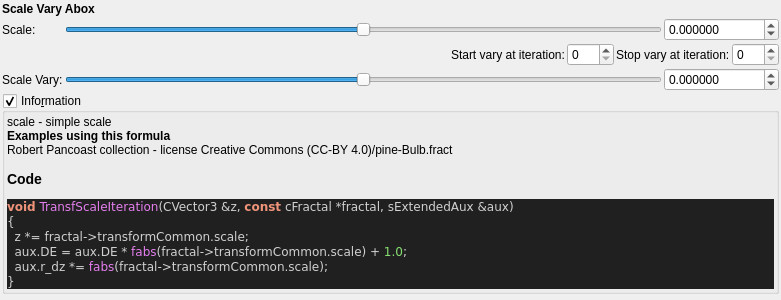
First picture: the form in mandelbulber2/qt_data/fractal_transf_scale_vary_abox.ui, repository buddhi1980/mandelbulber2, before the edit.
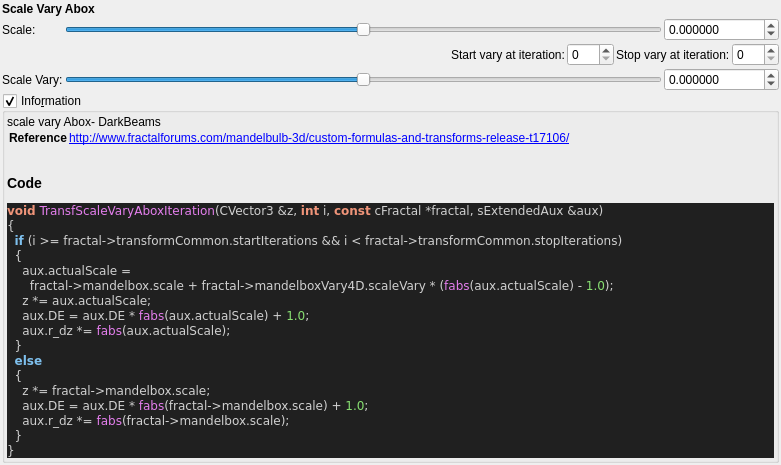
Second picture: the form after the edit. Custom widgets are drawn as their Qt base class.

What changed in the file:
```diff
--- a/mandelbulber2/qt_data/fractal_transf_scale_vary_abox.ui
+++ b/mandelbulber2/qt_data/fractal_transf_scale_vary_abox.ui
@@ -263,15 +263,28 @@
       <item>
        <widget class="QLabel" name="label_code_content">
         <property name="text">
-         <string notr="true">&lt;p&gt;scale - simple scale&lt;/p&gt;&lt;table&gt;
+         <string notr="true">&lt;p&gt;scale vary Abox- DarkBeams&lt;/p&gt;&lt;table&gt;
+&lt;tr&gt;&lt;th&gt;Reference&lt;/th&gt;&lt;td&gt;&lt;a href=&quot;http://www.fractalforums.com/mandelbulb-3d/custom-formulas-and-transforms-release-t17106/&quot;&gt;http://www.fractalforums.com/mandelbulb-3d/custom-formulas-and-transforms-release-t17106/&lt;br&gt;
+&lt;/td&gt;&lt;/tr&gt;
 &lt;/table&gt;
-&lt;br&gt;&lt;b&gt;Examples using this formula&lt;/b&gt;&lt;br&gt;Robert Pancoast collection - license Creative Commons (CC-BY 4.0)/pine-Bulb.fract&lt;h3&gt;Code&lt;/h3&gt;
+&lt;h3&gt;Code&lt;/h3&gt;
 &lt;body style=&quot;background-color:#202020&quot;&gt;
-&lt;pre style=&quot;color:#d0d0d0; background-color:#202020;  font-family:'Courier New',monospace;&quot;&gt;&lt;span style=&quot;color:#f09479; font-weight:bold&quot;&gt;void&lt;/span&gt; &lt;span style=&quot;color:#e47eed&quot;&gt;TransfScaleIteration&lt;/span&gt;&lt;span style=&quot;color:#d0d0d0&quot;&gt;(&lt;/span&gt;CVector3 &lt;span style=&quot;color:#d0d0d0&quot;&gt;&amp;amp;&lt;/span&gt;z&lt;span style=&quot;color:#d0d0d0&quot;&gt;,&lt;/span&gt; &lt;span style=&quot;color:#f09479; font-weight:bold&quot;&gt;const&lt;/span&gt; cFractal &lt;span style=&quot;color:#d0d0d0&quot;&gt;*&lt;/span&gt;fractal&lt;span style=&quot;color:#d0d0d0&quot;&gt;,&lt;/span&gt; sExtendedAux &lt;span style=&quot;color:#d0d0d0&quot;&gt;&amp;amp;&lt;/span&gt;aux&lt;span style=&quot;color:#d0d0d0&quot;&gt;)&lt;/span&gt;
+&lt;pre style=&quot;color:#d0d0d0; background-color:#202020;  font-family:'Courier New',monospace;&quot;&gt;&lt;span style=&quot;color:#f09479; font-weight:bold&quot;&gt;void&lt;/span&gt; &lt;span style=&quot;color:#e47eed&quot;&gt;TransfScaleVaryAboxIteration&lt;/span&gt;&lt;span style=&quot;color:#d0d0d0&quot;&gt;(&lt;/span&gt;CVector3 &lt;span style=&quot;color:#d0d0d0&quot;&gt;&amp;amp;&lt;/span&gt;z&lt;span style=&quot;color:#d0d0d0&quot;&gt;,&lt;/span&gt; &lt;span style=&quot;color:#f09479; font-weight:bold&quot;&gt;int&lt;/span&gt; i&lt;span style=&quot;color:#d0d0d0&quot;&gt;,&lt;/span&gt; &lt;span style=&quot;color:#f09479; font-weight:bold&quot;&gt;const&lt;/span&gt; cFractal &lt;span style=&quot;color:#d0d0d0&quot;&gt;*&lt;/span&gt;fractal&lt;span style=&quot;color:#d0d0d0&quot;&gt;,&lt;/span&gt; sExtendedAux &lt;span style=&quot;color:#d0d0d0&quot;&gt;&amp;amp;&lt;/span&gt;aux&lt;span style=&quot;color:#d0d0d0&quot;&gt;)&lt;/span&gt;
 &lt;span style=&quot;color:#d0d0d0&quot;&gt;{&lt;/span&gt;
-  z &lt;span style=&quot;color:#d0d0d0&quot;&gt;*=&lt;/span&gt; fractal&lt;span style=&quot;color:#d0d0d0&quot;&gt;-&amp;gt;&lt;/span&gt;transformCommon&lt;span style=&quot;color:#d0d0d0&quot;&gt;.&lt;/span&gt;scale&lt;span style=&quot;color:#d0d0d0&quot;&gt;;&lt;/span&gt;
-  aux&lt;span style=&quot;color:#d0d0d0&quot;&gt;.&lt;/span&gt;DE &lt;span style=&quot;color:#d0d0d0&quot;&gt;=&lt;/span&gt; aux&lt;span style=&quot;color:#d0d0d0&quot;&gt;.&lt;/span&gt;DE &lt;span style=&quot;color:#d0d0d0&quot;&gt;*&lt;/span&gt; &lt;span style=&quot;color:#e47eed&quot;&gt;fabs&lt;/span&gt;&lt;span style=&quot;color:#d0d0d0&quot;&gt;(&lt;/span&gt;fractal&lt;span style=&quot;color:#d0d0d0&quot;&gt;-&amp;gt;&lt;/span&gt;transformCommon&lt;span style=&quot;color:#d0d0d0&quot;&gt;.&lt;/span&gt;scale&lt;span style=&quot;color:#d0d0d0&quot;&gt;) +&lt;/span&gt; &lt;span style=&quot;color:#87df71&quot;&gt;1.0&lt;/span&gt;&lt;span style=&quot;color:#d0d0d0&quot;&gt;;&lt;/span&gt;
-  aux&lt;span style=&quot;color:#d0d0d0&quot;&gt;.&lt;/span&gt;r_dz &lt;span style=&quot;color:#d0d0d0&quot;&gt;*=&lt;/span&gt; &lt;span style=&quot;color:#e47eed&quot;&gt;fabs&lt;/span&gt;&lt;span style=&quot;color:#d0d0d0&quot;&gt;(&lt;/span&gt;fractal&lt;span style=&quot;color:#d0d0d0&quot;&gt;-&amp;gt;&lt;/span&gt;transformCommon&lt;span style=&quot;color:#d0d0d0&quot;&gt;.&lt;/span&gt;scale&lt;span style=&quot;color:#d0d0d0&quot;&gt;);&lt;/span&gt;
+  &lt;span style=&quot;color:#7ec0ee; font-weight:bold&quot;&gt;if&lt;/span&gt; &lt;span style=&quot;color:#d0d0d0&quot;&gt;(&lt;/span&gt;i &lt;span style=&quot;color:#d0d0d0&quot;&gt;&amp;gt;=&lt;/span&gt; fractal&lt;span style=&quot;color:#d0d0d0&quot;&gt;-&amp;gt;&lt;/span&gt;transformCommon&lt;span style=&quot;color:#d0d0d0&quot;&gt;.&lt;/span&gt;startIterations &lt;span style=&quot;color:#d0d0d0&quot;&gt;&amp;amp;&amp;amp;&lt;/span&gt; i &lt;span style=&quot;color:#d0d0d0&quot;&gt;&amp;lt;&lt;/span&gt; fractal&lt;span style=&quot;color:#d0d0d0&quot;&gt;-&amp;gt;&lt;/span&gt;transformCommon&lt;span style=&quot;color:#d0d0d0&quot;&gt;.&lt;/span&gt;stopIterations&lt;span style=&quot;color:#d0d0d0&quot;&gt;)&lt;/span&gt;
+  &lt;span style=&quot;color:#d0d0d0&quot;&gt;{&lt;/span&gt;
+    aux&lt;span style=&quot;color:#d0d0d0&quot;&gt;.&lt;/span&gt;actualScale &lt;span style=&quot;color:#d0d0d0&quot;&gt;=&lt;/span&gt;
+      fractal&lt;span style=&quot;color:#d0d0d0&quot;&gt;-&amp;gt;&lt;/span&gt;mandelbox&lt;span style=&quot;color:#d0d0d0&quot;&gt;.&lt;/span&gt;scale &lt;span style=&quot;color:#d0d0d0&quot;&gt;+&lt;/span&gt; fractal&lt;span style=&quot;color:#d0d0d0&quot;&gt;-&amp;gt;&lt;/span&gt;mandelboxVary4D&lt;span style=&quot;color:#d0d0d0&quot;&gt;.&lt;/span&gt;scaleVary &lt;span style=&quot;color:#d0d0d0&quot;&gt;* (&lt;/span&gt;&lt;span style=&quot;color:#e47eed&quot;&gt;fabs&lt;/span&gt;&lt;span style=&quot;color:#d0d0d0&quot;&gt;(&lt;/span&gt;aux&lt;span style=&quot;color:#d0d0d0&quot;&gt;.&lt;/span&gt;actualScale&lt;span style=&quot;color:#d0d0d0&quot;&gt;) -&lt;/span&gt; &lt;span style=&quot;color:#87df71&quot;&gt;1.0&lt;/span&gt;&lt;span style=&quot;color:#d0d0d0&quot;&gt;);&lt;/span&gt;
+    z &lt;span style=&quot;color:#d0d0d0&quot;&gt;*=&lt;/span&gt; aux&lt;span style=&quot;color:#d0d0d0&quot;&gt;.&lt;/span&gt;actualScale&lt;span style=&quot;color:#d0d0d0&quot;&gt;;&lt;/span&gt;
+    aux&lt;span style=&quot;color:#d0d0d0&quot;&gt;.&lt;/span&gt;DE &lt;span style=&quot;color:#d0d0d0&quot;&gt;=&lt;/span&gt; aux&lt;span style=&quot;color:#d0d0d0&quot;&gt;.&lt;/span&gt;DE &lt;span style=&quot;color:#d0d0d0&quot;&gt;*&lt;/span&gt; &lt;span style=&quot;color:#e47eed&quot;&gt;fabs&lt;/span&gt;&lt;span style=&quot;color:#d0d0d0&quot;&gt;(&lt;/span&gt;aux&lt;span style=&quot;color:#d0d0d0&quot;&gt;.&lt;/span&gt;actualScale&lt;span style=&quot;color:#d0d0d0&quot;&gt;) +&lt;/span&gt; &lt;span style=&quot;color:#87df71&quot;&gt;1.0&lt;/span&gt;&lt;span style=&quot;color:#d0d0d0&quot;&gt;;&lt;/span&gt;
+    aux&lt;span style=&quot;color:#d0d0d0&quot;&gt;.&lt;/span&gt;r_dz &lt;span style=&quot;color:#d0d0d0&quot;&gt;*=&lt;/span&gt; &lt;span style=&quot;color:#e47eed&quot;&gt;fabs&lt;/span&gt;&lt;span style=&quot;color:#d0d0d0&quot;&gt;(&lt;/span&gt;aux&lt;span style=&quot;color:#d0d0d0&quot;&gt;.&lt;/span&gt;actualScale&lt;span style=&quot;color:#d0d0d0&quot;&gt;);&lt;/span&gt;
+  &lt;span style=&quot;color:#d0d0d0&quot;&gt;}&lt;/span&gt;
+  &lt;span style=&quot;color:#7ec0ee; font-weight:bold&quot;&gt;else&lt;/span&gt;
+  &lt;span style=&quot;color:#d0d0d0&quot;&gt;{&lt;/span&gt;
+    z &lt;span style=&quot;color:#d0d0d0&quot;&gt;*=&lt;/span&gt; fractal&lt;span style=&quot;color:#d0d0d0&quot;&gt;-&amp;gt;&lt;/span&gt;mandelbox&lt;span style=&quot;color:#d0d0d0&quot;&gt;.&lt;/span&gt;scale&lt;span style=&quot;color:#d0d0d0&quot;&gt;;&lt;/span&gt;
+    aux&lt;span style=&quot;color:#d0d0d0&quot;&gt;.&lt;/span&gt;DE &lt;span style=&quot;color:#d0d0d0&quot;&gt;=&lt;/span&gt; aux&lt;span style=&quot;color:#d0d0d0&quot;&gt;.&lt;/span&gt;DE &lt;span style=&quot;color:#d0d0d0&quot;&gt;*&lt;/span&gt; &lt;span style=&quot;color:#e47eed&quot;&gt;fabs&lt;/span&gt;&lt;span style=&quot;color:#d0d0d0&quot;&gt;(&lt;/span&gt;fractal&lt;span style=&quot;color:#d0d0d0&quot;&gt;-&amp;gt;&lt;/span&gt;mandelbox&lt;span style=&quot;color:#d0d0d0&quot;&gt;.&lt;/span&gt;scale&lt;span style=&quot;color:#d0d0d0&quot;&gt;) +&lt;/span&gt; &lt;span style=&quot;color:#87df71&quot;&gt;1.0&lt;/span&gt;&lt;span style=&quot;color:#d0d0d0&quot;&gt;;&lt;/span&gt;
+    aux&lt;span style=&quot;color:#d0d0d0&quot;&gt;.&lt;/span&gt;r_dz &lt;span style=&quot;color:#d0d0d0&quot;&gt;*=&lt;/span&gt; &lt;span style=&quot;color:#e47eed&quot;&gt;fabs&lt;/span&gt;&lt;span style=&quot;color:#d0d0d0&quot;&gt;(&lt;/span&gt;fractal&lt;span style=&quot;color:#d0d0d0&quot;&gt;-&amp;gt;&lt;/span&gt;mandelbox&lt;span style=&quot;color:#d0d0d0&quot;&gt;.&lt;/span&gt;scale&lt;span style=&quot;color:#d0d0d0&quot;&gt;);&lt;/span&gt;
+  &lt;span style=&quot;color:#d0d0d0&quot;&gt;}&lt;/span&gt;
 &lt;span style=&quot;color:#d0d0d0&quot;&gt;}&lt;/span&gt;
 &lt;/pre&gt;
 &lt;/body&gt;</string>
```
Left out of the diff: 6 changed lines with no effect on the pictures.
